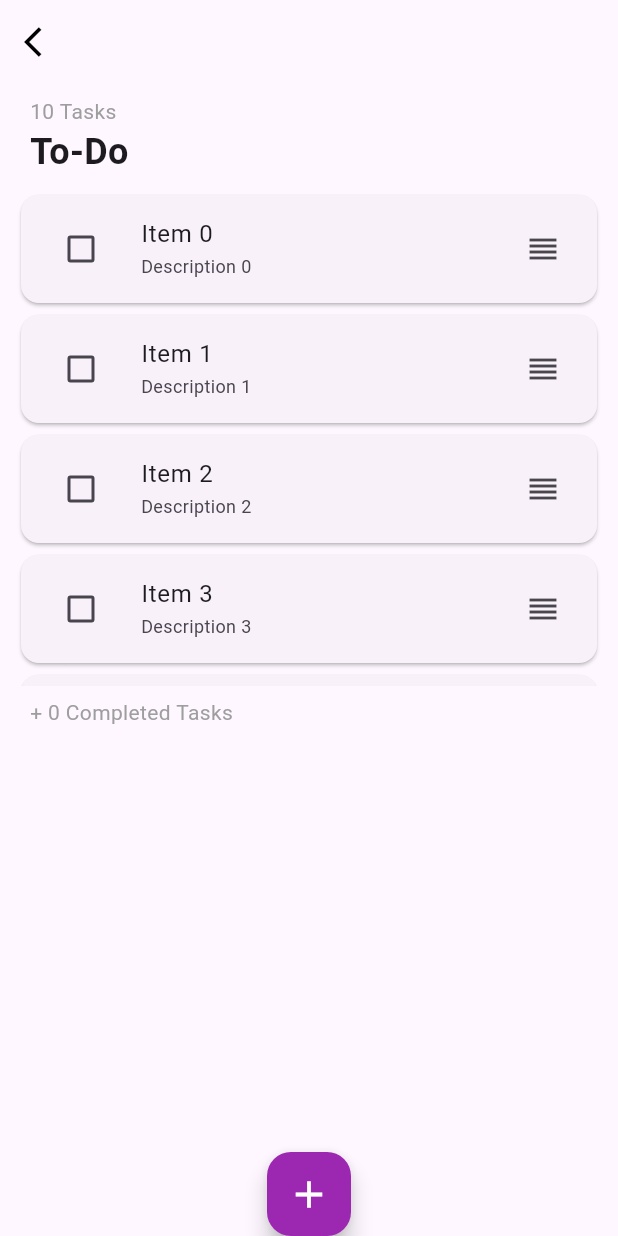
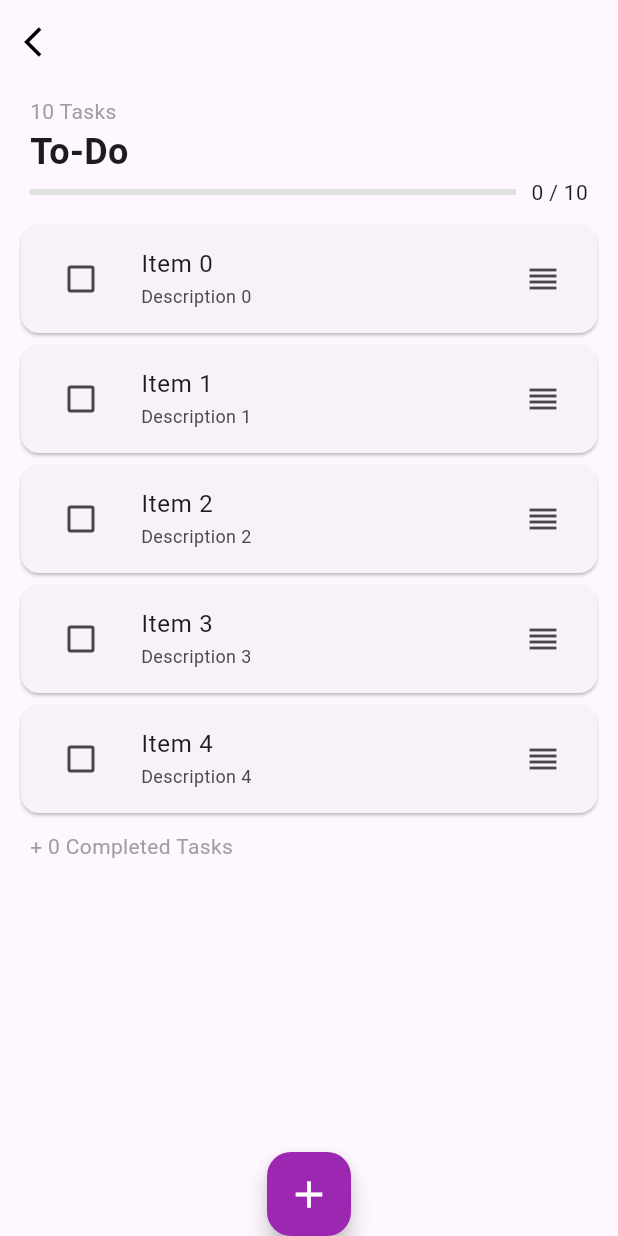
Before and after one commit to sakshamsri4/TodoBloc, a Flutter app: the screen it shows after launch, on a phone screen of 412 x 824 dp. Run offline on Flutter 3.47's test engine with Material 2 defaults, Android fonts, the light colour scheme and no system bars.

Commit message:
Added Line Indicator and Single Child Scroll View

```diff
--- a/lib/screens/todo_screen.dart
+++ b/lib/screens/todo_screen.dart
@@ -41,12 +41,15 @@ class _TodoScreenState extends State<TodoScreen> {
 
   Widget buildReorderableList(bool isCheckedList) {
     List<Task> items = isCheckedList ? checkedItems : uncheckedItems;
-    return ReorderableListView(
+    return SizedBox(
+      height: 400,
+      child: ReorderableListView(
         onReorder: (int oldIndex, int newIndex) =>
             reorderData(oldIndex, newIndex, isCheckedList),
         children: List.generate(items.length, (index) {
           return Dismissible(
-          key: Key('${items[index].title}_${items[index].description}_$index'),
+            key:
+                Key('${items[index].title}_${items[index].description}_$index'),
             onDismissed: (direction) {
               setState(() {
                 isCheckedList
@@ -60,14 +63,16 @@ class _TodoScreenState extends State<TodoScreen> {
                   items[index].title,
                   style: TextStyle(
                     fontSize: 16,
-                  decoration: isCheckedList ? TextDecoration.lineThrough : null,
+                    decoration:
+                        isCheckedList ? TextDecoration.lineThrough : null,
                   ),
                 ),
                 subtitle: Text(
                   items[index].description,
                   style: TextStyle(
                     fontSize: 12,
-                  decoration: isCheckedList ? TextDecoration.lineThrough : null,
+                    decoration:
+                        isCheckedList ? TextDecoration.lineThrough : null,
                   ),
                 ),
                 leading: Checkbox(
@@ -83,6 +88,7 @@ class _TodoScreenState extends State<TodoScreen> {
             ),
           );
         }),
+      ),
     );
   }
 
@@ -167,13 +173,15 @@ class _TodoScreenState extends State<TodoScreen> {
   }
 
   Widget buildBody() {
-    return Container(
+    return SingleChildScrollView(
+      child: Container(
         padding: const EdgeInsets.symmetric(horizontal: 10),
         child: Column(
           crossAxisAlignment: CrossAxisAlignment.start,
           children: [
             Padding(
-            padding: const EdgeInsets.symmetric(vertical: 8.0, horizontal: 10),
+              padding:
+                  const EdgeInsets.symmetric(vertical: 8.0, horizontal: 10),
               child: Column(
                 crossAxisAlignment: CrossAxisAlignment.start,
                 children: [
@@ -185,20 +193,39 @@ class _TodoScreenState extends State<TodoScreen> {
                   const Text("To-Do",
                       style:
                           TextStyle(fontSize: 24, fontWeight: FontWeight.bold)),
+                  Row(
+                    children: [
+                      Flexible(
+                        child: LinearProgressIndicator(
+                          value: checkedItems.length /
+                              (checkedItems.length + uncheckedItems.length),
+                          color: Colors.purple,
+                          backgroundColor: Colors.grey.shade300,
+                        ),
+                      ),
+                      const SizedBox(
+                        width: 10,
+                      ),
+                      Text(
+                          "${checkedItems.length} / ${checkedItems.length + uncheckedItems.length}")
+                    ],
+                  ),
                 ],
               ),
             ),
-          Expanded(child: buildReorderableList(false)),
+            buildReorderableList(false),
             Padding(
-            padding: const EdgeInsets.symmetric(vertical: 8.0, horizontal: 10),
+              padding:
+                  const EdgeInsets.symmetric(vertical: 8.0, horizontal: 10),
               child: Text("+ ${checkedItems.length} Completed Tasks",
                   style: const TextStyle(
                       fontSize: 14,
                       fontWeight: FontWeight.w400,
                       color: Colors.grey)),
             ),
-          Expanded(child: buildReorderableList(true)),
+            buildReorderableList(true),
           ],
+        ),
       ),
     );
   }
```
Lines whose indentation alone changed are shown as unchanged.
